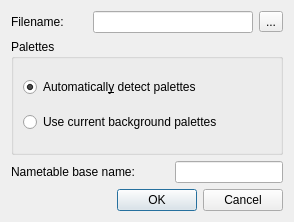
First picture: the form in src/importdialog.ui, repository jpwhiting/nestool, before the edit.
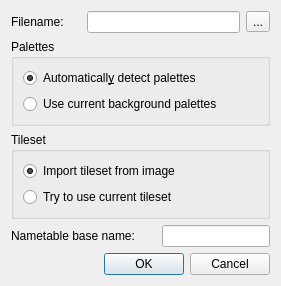
Second picture: the form after the edit.

Commit message:
Added import dialog.
Import dialog lets user decide file to load from,
whether to autodetect palettes or use current ones,
whether to import tiles or use current tiles and
name of nametables.

Would like to add saving choices and list of recent images for
quicker import. Also want to add using the name given.

What changed in the file:
```diff
--- a/src/importdialog.ui
+++ b/src/importdialog.ui
@@ -6,14 +6,40 @@
    <rect>
     <x>0</x>
     <y>0</y>
-    <width>294</width>
-    <height>222</height>
+    <width>281</width>
+    <height>251</height>
    </rect>
   </property>
   <property name="windowTitle">
    <string>Dialog</string>
   </property>
   <layout class="QGridLayout" name="gridLayout">
+   <item row="1" column="0" colspan="4">
+    <widget class="QGroupBox" name="groupBox">
+     <property name="title">
+      <string>Palettes</string>
+     </property>
+     <layout class="QVBoxLayout" name="verticalLayout">
+      <item>
+       <widget class="QRadioButton" name="detectPalettesRadioButton">
+        <property name="text">
+         <string>Automaticall&amp;y detect palettes</string>
+        </property>
+        <property name="checked">
+         <bool>true</bool>
+        </property>
+       </widget>
+      </item>
+      <item>
+       <widget class="QRadioButton" name="useCurrentColorsRadioButton">
+        <property name="text">
+         <string>Use current background palettes</string>
+        </property>
+       </widget>
+      </item>
+     </layout>
+    </widget>
+   </item>
    <item row="0" column="0">
     <widget class="QLabel" name="label">
      <property name="text">
@@ -31,43 +57,43 @@
      </property>
     </widget>
    </item>
-   <item row="1" column="0" colspan="4">
-    <widget class="QGroupBox" name="groupBox">
-     <property name="title">
-      <string>Palettes</string>
-     </property>
-     <layout class="QVBoxLayout" name="verticalLayout">
-      <item>
-       <widget class="QRadioButton" name="radioButton">
-        <property name="text">
-         <string>Automaticall&amp;y detect palettes</string>
-        </property>
-        <property name="checked">
-         <bool>true</bool>
-        </property>
-       </widget>
-      </item>
-      <item>
-       <widget class="QRadioButton" name="radioButton_2">
-        <property name="text">
-         <string>Use current background palettes</string>
-        </property>
-       </widget>
-      </item>
-     </layout>
-    </widget>
-   </item>
-   <item row="2" column="0" colspan="2">
+   <item row="3" column="0" colspan="2">
     <widget class="QLabel" name="label_2">
      <property name="text">
       <string>Nametable base name:</string>
      </property>
     </widget>
    </item>
-   <item row="2" column="2" colspan="2">
+   <item row="3" column="2" colspan="2">
     <widget class="QLineEdit" name="nametableNameLineEdit"/>
    </item>
-   <item row="3" column="1" colspan="3">
+   <item row="2" column="0" colspan="4">
+    <widget class="QGroupBox" name="groupBox_2">
+     <property name="title">
+      <string>Tileset</string>
+     </property>
+     <layout class="QVBoxLayout" name="verticalLayout_2">
+      <item>
+       <widget class="QRadioButton" name="importTilesetRadioButton">
+        <property name="text">
+         <string>Import tileset from image</string>
+        </property>
+        <property name="checked">
+         <bool>true</bool>
+        </property>
+       </widget>
+      </item>
+      <item>
+       <widget class="QRadioButton" name="useCurrentTilesRadioButton">
+        <property name="text">
+         <string>Try to use current tileset</string>
+        </property>
+       </widget>
+      </item>
+     </layout>
+    </widget>
+   </item>
+   <item row="4" column="0" colspan="4">
     <widget class="QDialogButtonBox" name="buttonBox">
      <property name="orientation">
       <enum>Qt::Horizontal</enum>
```
Left out of the diff: 2 changed lines with no effect on the pictures. The commit also changes 12 other files.
